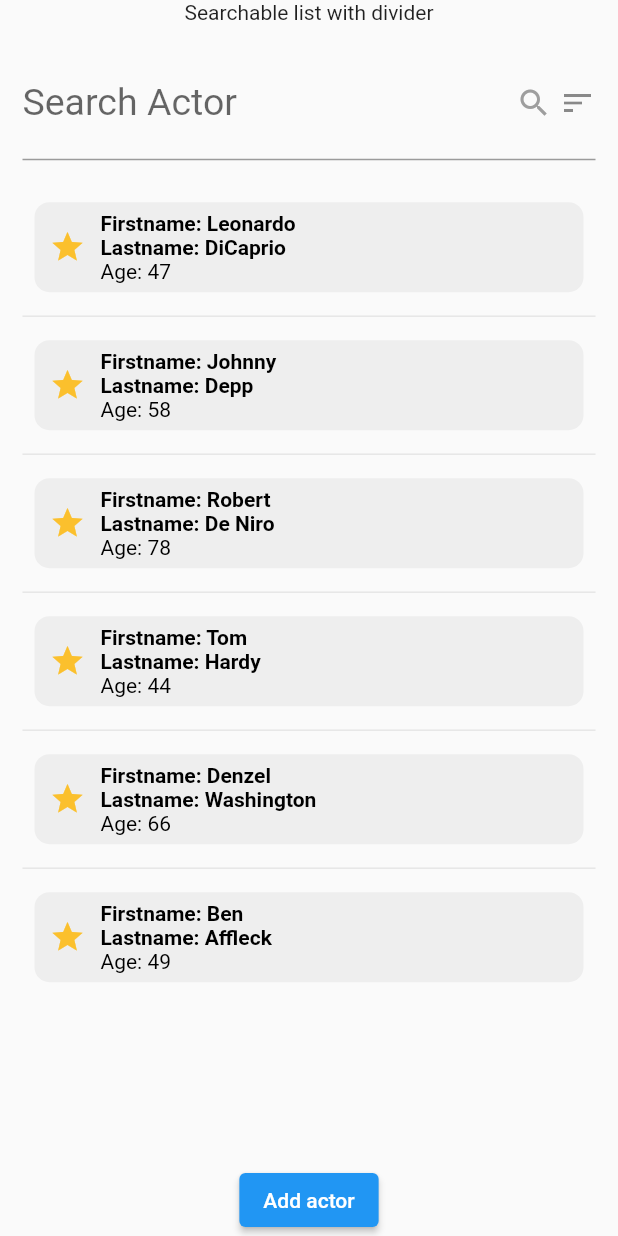
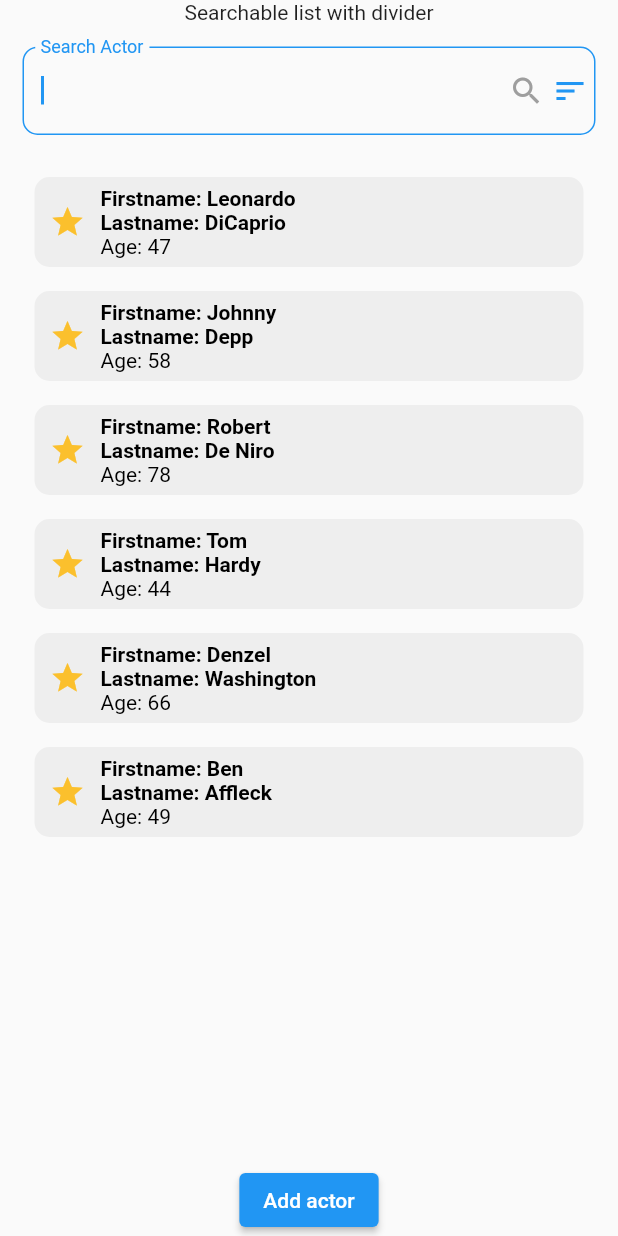
Before and after one commit to koukibadr/Searchable-Listview, a Flutter app: the screen it shows after launch, on a phone screen of 412 x 824 dp. Run offline on Flutter 3.47's test engine with Material 2 defaults, Android fonts, the phone set to English and light mode, and no system bars.

Commit message:
Update package documentation

```diff
--- a/example/lib/main.dart
+++ b/example/lib/main.dart
@@ -65,7 +65,7 @@ class _ExampleAppState extends State<ExampleApp> {
           Expanded(
             child: Padding(
               padding: const EdgeInsets.all(15),
-              child: renderAsynchSearchableListview(),
+              child: simpleSearchWithSort(),
             ),
           ),
           Align(
@@ -89,9 +89,34 @@ class _ExampleAppState extends State<ExampleApp> {
     setState(() {});
   }
 
+
+  Widget simpleSearchWithSort() {
+    return SearchableList<Actor>(
+      displaySortWidget: true,
+      sortPredicate: (a, b) => a.age.compareTo(b.age),
+      builder: (list, index, item) {
+        return ActorItem(actor: item);
+      },
+      initialList: actors,
+      filter: (p0) {
+        return actors.where((element) => element.name.contains(p0)).toList();
+      },
+      inputDecoration: InputDecoration(
+        labelText: "Search Actor",
+        fillColor: Colors.white,
+        focusedBorder: OutlineInputBorder(
+          borderSide: const BorderSide(
+            color: Colors.blue,
+            width: 1.0,
+          ),
+          borderRadius: BorderRadius.circular(10.0),
+        ),
+      ),
+    );
+  }
+
   Widget renderSimpleSearchableList() {
     return SearchableList<Actor>(
-      sortPredicate: (a, b) => a.age.compareTo(b.age),
       seperatorBuilder: (context, index) {
         return const Divider();
       },
@@ -148,7 +173,6 @@ class _ExampleAppState extends State<ExampleApp> {
 
   Widget renderAsynchSearchableListview() {
     return SearchableList<Actor>.async(
-      sortPredicate: (a, b) => a.age.compareTo(b.age),
       builder: (displayedList, itemIndex, item) {
         return ActorItem(actor: displayedList[itemIndex]);
       },
--- a/lib/searchable_listview.dart
+++ b/lib/searchable_listview.dart
@@ -6,7 +6,7 @@ import 'package:searchable_listview/widgets/default_error_widget.dart';
 import 'package:searchable_listview/widgets/list_item.dart';
 
 import 'widgets/default_loading_widget.dart';
-import 'widgets/serach_text_field.dart';
+import 'widgets/search_text_field.dart';
 
 class SearchableList<T> extends StatefulWidget {
   ///indicates whether the ssliver scroll effect will be applied
@@ -58,13 +58,16 @@ class SearchableList<T> extends StatefulWidget {
     this.reverse = false,
     this.sortPredicate,
     this.sortWidget,
-    this.displaySortWidget = true,
+    this.displaySortWidget = false,
     this.seperatorBuilder,
   }) : super(key: key) {
     searchTextController ??= TextEditingController();
     expansionListBuilder = null;
     asyncListCallback = null;
     asyncListFilter = null;
+    if(displaySortWidget) {
+      assert(sortPredicate != null);
+    }
   }
 
   SearchableList.async({
@@ -108,13 +111,16 @@ class SearchableList<T> extends StatefulWidget {
     this.seperatorBuilder,
     this.sortPredicate,
     this.sortWidget,
-    this.displaySortWidget = true,
+    this.displaySortWidget = false,
   }) : super(key: key) {
     assert(asyncListCallback != null);
     searchTextController ??= TextEditingController();
     expansionListBuilder = null;
     initialList = [];
     filter = null;
+    if(displaySortWidget) {
+      assert(sortPredicate != null);
+    }
   }
 
   SearchableList.expansion({
@@ -150,13 +156,13 @@ class SearchableList<T> extends StatefulWidget {
     this.itemExtent,
     this.listViewPadding,
     this.reverse = false,
-
   }) : super(key: key) {
     searchTextController ??= TextEditingController();
     seperatorBuilder = null;
     isExpansionList = true;
     builder = null;
     initialList = [];
+    displaySortWidget = false;
   }
 
   SearchableList.sliver({
@@ -190,9 +196,6 @@ class SearchableList<T> extends StatefulWidget {
     this.autoFocusOnSearch = true,
     this.secondaryWidget,
     this.physics,
-    this.sortPredicate,
-    this.sortWidget,
-    this.displaySortWidget = true,
   }) : super(key: key) {
     asyncListCallback = null;
     asyncListFilter = null;
@@ -205,6 +208,7 @@ class SearchableList<T> extends StatefulWidget {
     listViewPadding = null;
     this.reverse = false;
     expansionListBuilder = null;
+    displaySortWidget = false;
   }
 
   /// Initial list of all elements that will be displayed.
@@ -385,9 +389,16 @@ class SearchableList<T> extends StatefulWidget {
   ///not available for sliver listview constructor
   late bool reverse;
 
-  //TODO add sort widgets documentation
+  ///Predicate callback invoked when sorting list items
+  ///required when `displaySortWidget` is True
   late int Function(T a, T b)? sortPredicate;
-  bool displaySortWidget = false;
+
+  ///Indicate if the sort widget will be displayed or not
+  /// Defaults to false
+  late bool displaySortWidget;
+
+  ///Widget displayed when sorting list
+  /// available only if `displaySortWidget` is True
   late Widget? sortWidget;
 
   bool isExpansionList = false;
--- a/lib/widgets/serach_text_field.dart
+++ b/lib/widgets/search_text_field.dart
@@ -104,30 +104,34 @@ class SearchTextField extends StatelessWidget {
                     focusNode: focusNode,
                     enabled: searchFieldEnabled,
                     decoration: inputDecoration?.copyWith(
-                      suffixIcon: Row(
+                      suffixIcon: Padding(
+                        padding: const EdgeInsets.symmetric(
+                          horizontal: 5,
+                        ),
+                        child: Row(
                           mainAxisAlignment: MainAxisAlignment.end,
                           mainAxisSize: MainAxisSize.min,
                           children: [
                             (inputDecoration?.suffix ??
-                              _renderSuffixIcon())!, //TODO update renderSuffixIcon functions
+                                _renderSuffixIcon())!,
                             const SizedBox(
                               width: 5,
                             ),
                             if (displaySortWidget)
                               InkWell(
                                 onTap: () {
-                                FocusScope.of(context)
-                                    .requestFocus(FocusNode());
+                                  FocusScope.of(context).requestFocus(
+                                    FocusNode(),
+                                  );
                                   onSortTap?.call();
                                 },
                                 child: sortWidget ??
-                                  const Center(
-                                    child: Icon(
+                                    const Icon(
                                       Icons.sort,
                                     ),
                               ),
+                          ],
                         ),
-                        ],
                       ),
                     ),
                     autofocus: autoFocus,
--- a/pubspec.yaml
+++ b/pubspec.yaml
@@ -1,6 +1,6 @@
 name: searchable_listview
 description: A new easy way to filter listview with simple implementation with possibilty to customize search field and empty widget
-version: 2.8.0
+version: 2.9.0
 homepage: 'https://github.com/koukibadr/Searchable-Listview'
 environment:
   sdk: '>=2.12.0 <3.0.0'
```
Also changed, not shown: 2 other files. Lines whose indentation alone changed are shown as unchanged.
